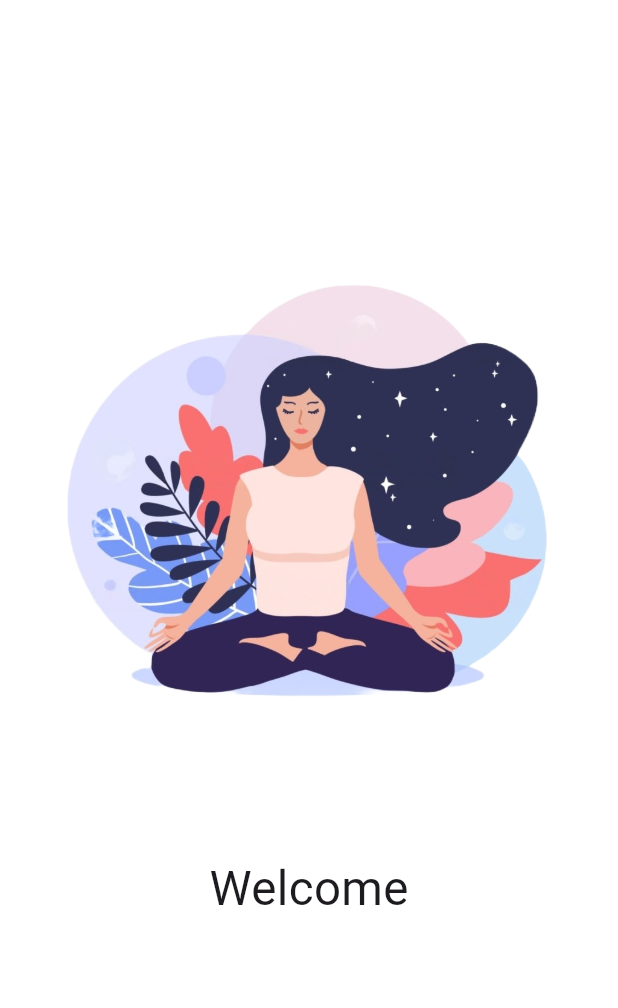
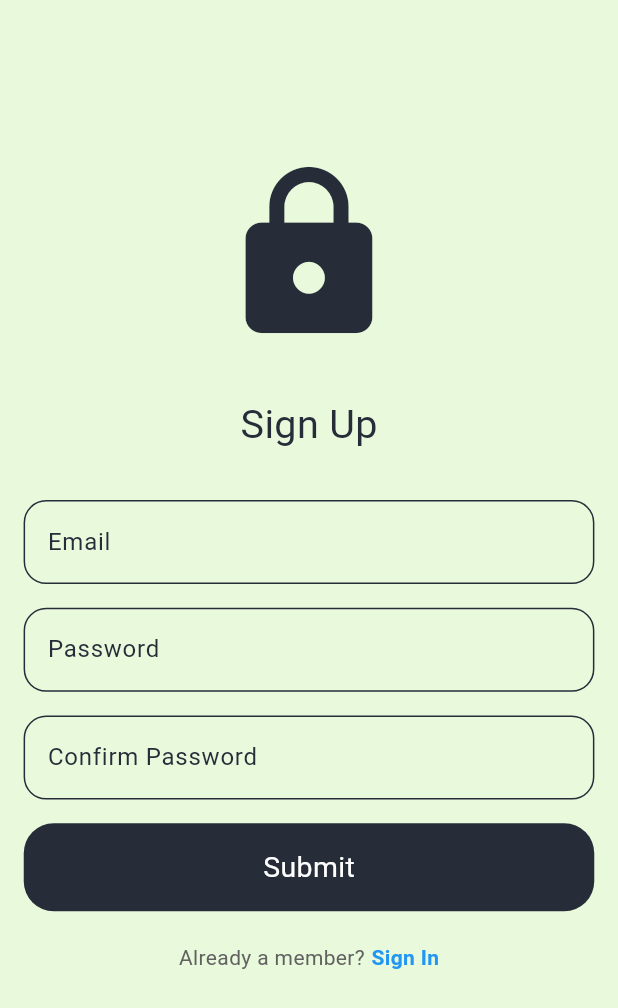
Before and after one commit to anantbhartiya/ZenZone, a Flutter app: the first screen one second after launch, on a phone screen of 412 x 824 dp. Shown: the top 1008 px of the screen. Run offline on Flutter 3.47's test engine with Material 2 defaults, Android fonts, the phone set to English and light mode, and no system bars; our stand-ins replace google_fonts.

Commit message:
added signupscreen

```diff
--- a/lib/main.dart
+++ b/lib/main.dart
@@ -1,6 +1,6 @@
 import 'package:flutter/material.dart';
+import 'package:zenzone/screens/signupscreen.dart';
 import 'package:zenzone/screens/splashscreeen.dart';
-import 'package:zenzone/utils/theme.dart';
 
 void main() {
   runApp(const MyApp());
@@ -17,7 +17,7 @@ class MyApp extends StatelessWidget {
       theme: ThemeData(
         useMaterial3: true,
       ),
-      home: const SplashScreen(),
+      home: const SignUpScreen(),
     );
   }
 }
--- /dev/null
+++ b/lib/screens/signupscreen.dart
@@ -0,0 +1,130 @@
+import 'package:flutter/material.dart';
+import 'package:zenzone/utils/size_config.dart';
+import 'package:zenzone/utils/theme.dart';
+
+class SignUpScreen extends StatelessWidget {
+  const SignUpScreen({super.key});
+
+  @override
+  Widget build(BuildContext context) {
+    SizeConfig().init(context);
+    return Scaffold(
+      backgroundColor: greentheme,
+      body: SingleChildScrollView(
+        child: Center(
+          child: Column(
+            children: [
+              SizedBox(height: getProportionateScreenHeight(100),),
+              Icon(Icons.lock, size: getProportionateScreenHeight(120),color: blacktheme,),
+              SizedBox(height: getProportionateScreenHeight(30),),
+              Text(
+                "Sign Up",
+                style: regularTextStyle.copyWith(
+                  fontSize: getProportionateScreenHeight(25),
+                  color: blacktheme
+                ),
+              ),
+              SizedBox(height: getProportionateScreenHeight(30),),
+              Padding(
+                padding: EdgeInsets.symmetric(horizontal: getProportionateScreenWidth(15)),
+                child: TextField(
+                  decoration: InputDecoration(
+                    enabledBorder: OutlineInputBorder(
+                      borderSide: BorderSide(color: blacktheme),
+                      borderRadius: BorderRadius.circular(15),
+                    ),
+                    focusedBorder: OutlineInputBorder(
+                      borderSide: BorderSide(color: blacktheme),
+                      borderRadius: BorderRadius.circular(15),
+                    ),
+                    fillColor: greentheme,
+                    filled: true,
+                    hintText: "Email",
+                    hintStyle: TextStyle(color: blacktheme)
+                  ),
+                ),
+              ),
+              SizedBox(height: getProportionateScreenHeight(15),),
+              Padding(
+                padding: EdgeInsets.symmetric(horizontal: getProportionateScreenWidth(15)),
+                child: TextField(
+                  decoration: InputDecoration(
+                    enabledBorder: OutlineInputBorder(
+                      borderSide: BorderSide(color: blacktheme),
+                      borderRadius: BorderRadius.circular(15),
+                    ),
+                    focusedBorder: OutlineInputBorder(
+                      borderSide: BorderSide(color: blacktheme),
+                      borderRadius: BorderRadius.circular(15),
+                    ),
+                    fillColor: greentheme,
+                    filled: true,
+                    hintText: "Password",
+                    hintStyle: TextStyle(color: blacktheme)
+                  ),
+                ),
+              ),
+              SizedBox(height: getProportionateScreenHeight(15),),
+              Padding(
+                padding: EdgeInsets.symmetric(horizontal: getProportionateScreenWidth(15)),
+                child: TextField(
+                  decoration: InputDecoration(
+                    enabledBorder: OutlineInputBorder(
+                      borderSide: BorderSide(color: blacktheme),
+                      borderRadius: BorderRadius.circular(15),
+                    ),
+                    focusedBorder: OutlineInputBorder(
+                      borderSide: BorderSide(color: blacktheme),
+                      borderRadius: BorderRadius.circular(15),
+                    ),
+                    fillColor: greentheme,
+                    filled: true,
+                    hintText: "Confirm Password",
+                    hintStyle: TextStyle(color: blacktheme)
+                  ),
+                ),
+              ),
+              SizedBox(height: getProportionateScreenHeight(15),),
+              GestureDetector(
+                onTap: () {},
+                child: Container(
+                  padding: EdgeInsets.all(getProportionateScreenHeight(15)),
+                  margin: EdgeInsets.symmetric(horizontal: getProportionateScreenHeight(15)),
+                  decoration: BoxDecoration(
+                    color: blacktheme,
+                    borderRadius: BorderRadius.circular(20),
+                  ),
+                  child: Center(
+                    child: Text(
+                      "Submit",
+                      style: regularTextStyle.copyWith(
+                        fontSize: getProportionateScreenHeight(18),
+                        color: Colors.white
+                      ),
+                    ),
+                  ),
+                ),
+              ),
+              SizedBox(height: getProportionateScreenHeight(20),),
+              Row(
+                mainAxisAlignment: MainAxisAlignment.center,
+                children: [
+                  Text(
+                    'Already a member?',
+                    style: regularTextStyle.copyWith(color: Colors.grey[700]),
+                  ),
+                  SizedBox(width: getProportionateScreenWidth(4)),
+                  Text(
+                    'Sign In',
+                    style: boldTextStyle.copyWith(color: Colors.blue,),
+                  ),
+                ],
+              ),
+              SizedBox(height: getProportionateScreenHeight(10),),
+            ],
+          ),
+        ),
+      ),
+    );
+  }
+}
--- a/lib/screens/splashscreeen.dart
+++ b/lib/screens/splashscreen.dart
@@ -1,7 +1,7 @@
 import 'dart:async';
 
 import 'package:flutter/material.dart';
-import 'package:zenzone/screens/homescreen.dart';
+import 'package:zenzone/screens/signupscreen.dart';
 import 'package:zenzone/utils/size_config.dart';
 import 'package:zenzone/utils/theme.dart';
 
@@ -24,7 +24,7 @@ class _SplashScreenState extends State<SplashScreen> {
     Timer(const Duration(seconds: 2), () {
       Navigator.pushReplacement(
         context,
-        MaterialPageRoute(builder: (context) => const HomeScreen()),
+        MaterialPageRoute(builder: (context) => const SignUpScreen()),
       );
     });
   }
```
